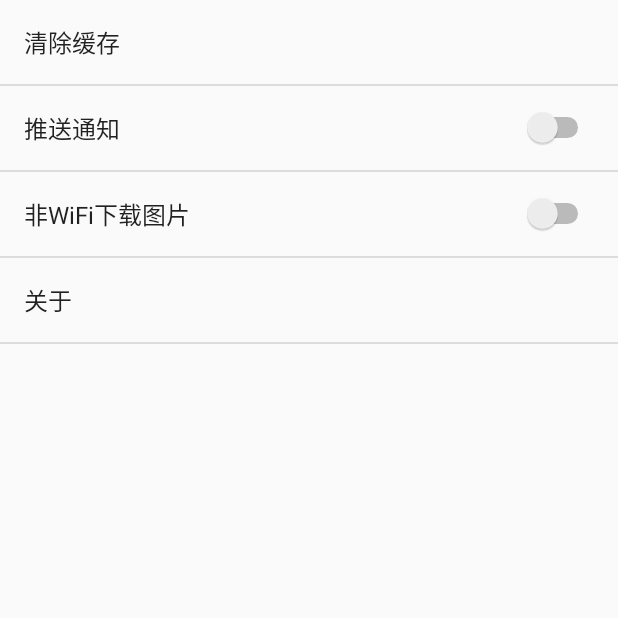
After one commit to liuxwdz/KT-, an Android app: the fragment SettingFragment shown on its own in the app's theme, on a phone screen of 412 x 824 dp, the top half of it. The commit adds this screen. Run offline under Robolectric (Android 15) with nearby library versions, the phone set to English and light mode, and no system bars.

Commit message:
添加设置关于页

```diff
--- a/MediaVideo/app/build.gradle
+++ b/MediaVideo/app/build.gradle
@@ -32,5 +32,5 @@ dependencies {
     testImplementation 'junit:junit:4.12'
     androidTestImplementation 'androidx.test:runner:1.1.1'
     androidTestImplementation 'androidx.test.espresso:espresso-core:3.1.1'
-    compile 'com.roughike:bottom-bar:2.3.1'
+    implementation 'com.roughike:bottom-bar:2.3.1'
 }
--- a/MediaVideo/app/src/main/AndroidManifest.xml
+++ b/MediaVideo/app/src/main/AndroidManifest.xml
@@ -9,6 +9,7 @@
         android:roundIcon="@mipmap/ic_launcher_round"
         android:supportsRtl="true"
         android:theme="@style/AppTheme">
+        <activity android:name=".ui.activity.AboutActivity"></activity>
         <activity
             android:name=".ui.activity.SplashActivity"
             android:theme="@style/FullScreenTheme">
@@ -18,9 +19,8 @@
                 <category android:name="android.intent.category.LAUNCHER" />
             </intent-filter>
         </activity>
-        <activity android:name=".ui.activity.MainActivity">
-        </activity>
-        <activity android:name=".ui.activity.SettingActivity"/>
+        <activity android:name=".ui.activity.MainActivity"></activity>
+        <activity android:name=".ui.activity.SettingActivity" />
     </application>
 
 </manifest>
--- /dev/null
+++ b/MediaVideo/app/src/main/java/com/example/mediavideo/ui/fragment/SettingFragment.kt
@@ -0,0 +1,48 @@
+package com.example.mediavideo.ui.fragment
+
+import android.content.Intent
+import android.os.Bundle
+import android.preference.Preference
+import android.preference.PreferenceFragment
+import android.preference.PreferenceScreen
+import android.view.LayoutInflater
+import android.view.View
+import android.view.ViewGroup
+import com.example.mediavideo.R
+import com.example.mediavideo.ui.activity.AboutActivity
+
+/**
+ *
+ * Name: SettingFragment
+ * Author: Administrator
+ * Email:
+ * Comment: //设置
+ * Date: 2019-09-28 19:16
+ *
+ */
+class SettingFragment : PreferenceFragment() {
+    override fun onCreateView(
+        inflater: LayoutInflater?,
+        container: ViewGroup?,
+        savedInstanceState: Bundle?
+    ): View? {
+        addPreferencesFromResource(R.xml.setting)
+        return super.onCreateView(inflater, container, savedInstanceState)
+    }
+
+    override fun onPreferenceTreeClick(
+        preferenceScreen: PreferenceScreen?,
+        preference: Preference?
+    ): Boolean {
+        val key = preference?.key
+        when (key) {
+            "about" -> {
+                activity.startActivity(Intent(activity, AboutActivity::class.java))
+            }
+            else -> {
+
+            }
+        }
+        return super.onPreferenceTreeClick(preferenceScreen, preference)
+    }
+}
--- a/MediaVideo/app/src/main/java/com/example/mediavideo/util/ToolBarManager.kt
+++ b/MediaVideo/app/src/main/java/com/example/mediavideo/util/ToolBarManager.kt
@@ -40,4 +40,8 @@ interface ToolBarManager {
             true
         }
     }
+
+    fun initSettingToolBar() {
+        toolBar.setTitle("设置")
+    }
 }
--- /dev/null
+++ b/MediaVideo/app/src/main/res/xml/setting.xml
@@ -0,0 +1,16 @@
+<?xml version="1.0" encoding="utf-8"?>
+<PreferenceScreen xmlns:android="http://schemas.android.com/apk/res/android">
+
+    <Preference
+        android:key="clean_cache"
+        android:title="清除缓存" />
+    <SwitchPreference
+        key="push"
+        android:title="推送通知" />
+    <SwitchPreference
+        key="no_wifi"
+        android:title="非WiFi下载图片" />
+    <Preference
+        android:key="about"
+        android:title="关于" />
+</PreferenceScreen>
```
Also changed, not shown: MediaVideo/app/src/main/java/com/example/mediavideo/ui/activity/AboutActivity.kt (added, +11 -0 lines), MediaVideo/app/src/main/java/com/example/mediavideo/ui/activity/SettingActivity.kt (+9 -1 lines), MediaVideo/app/src/main/res/layout/activity_about.xml (added, +9 -0 lines), MediaVideo/app/src/main/res/layout/activity_setting.xml (+8 -0 lines).
